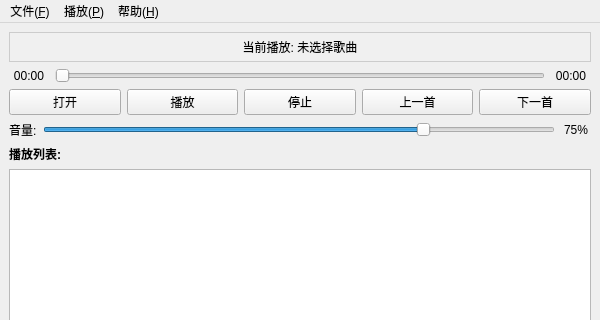
nlwify/QT-Demo, file src/qtdemo.ui: the form before one commit; both pictures show x 0 to 600 and y 0 to 320 of the 600 by 500 pixel window.
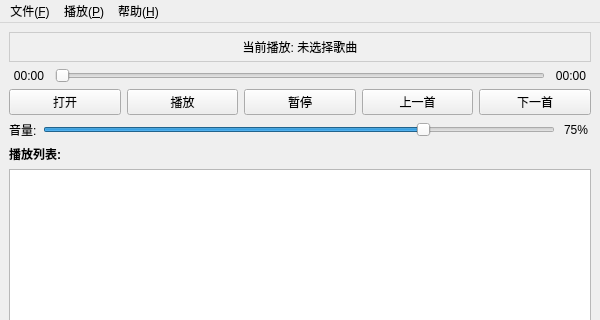
The form after the commit.

```diff
--- a/src/qtdemo.ui
+++ b/src/qtdemo.ui
@@ -96,7 +96,7 @@
       <item>
        <widget class="QPushButton" name="pauseButton">
         <property name="text">
-         <string>停止</string>
+         <string>暂停</string>
         </property>
        </widget>
       </item>
```
Left out of the diff: 22 changed lines with no effect on the pictures.
